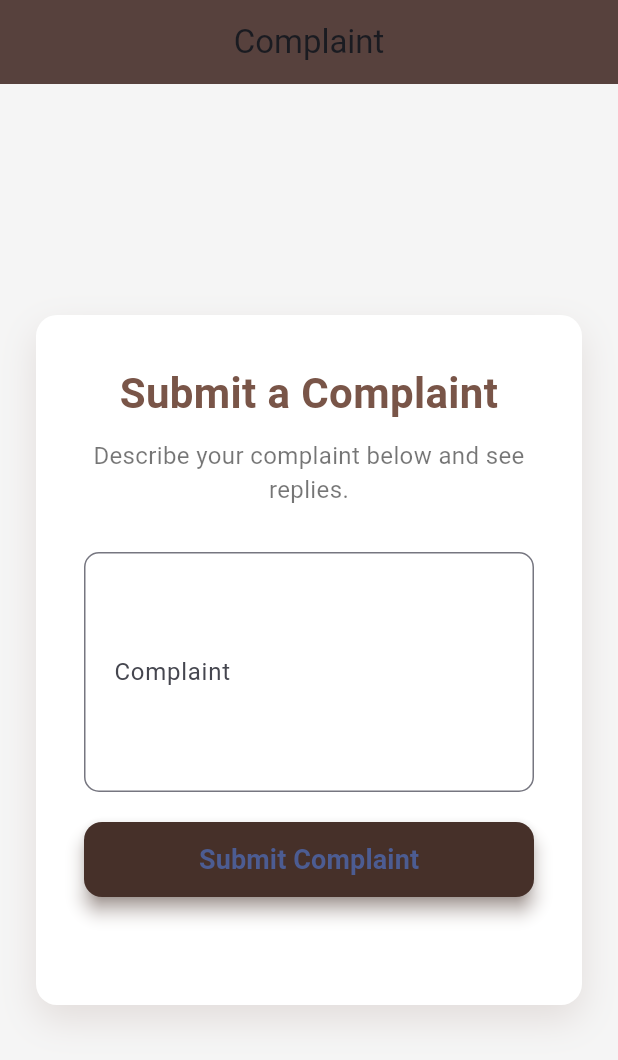
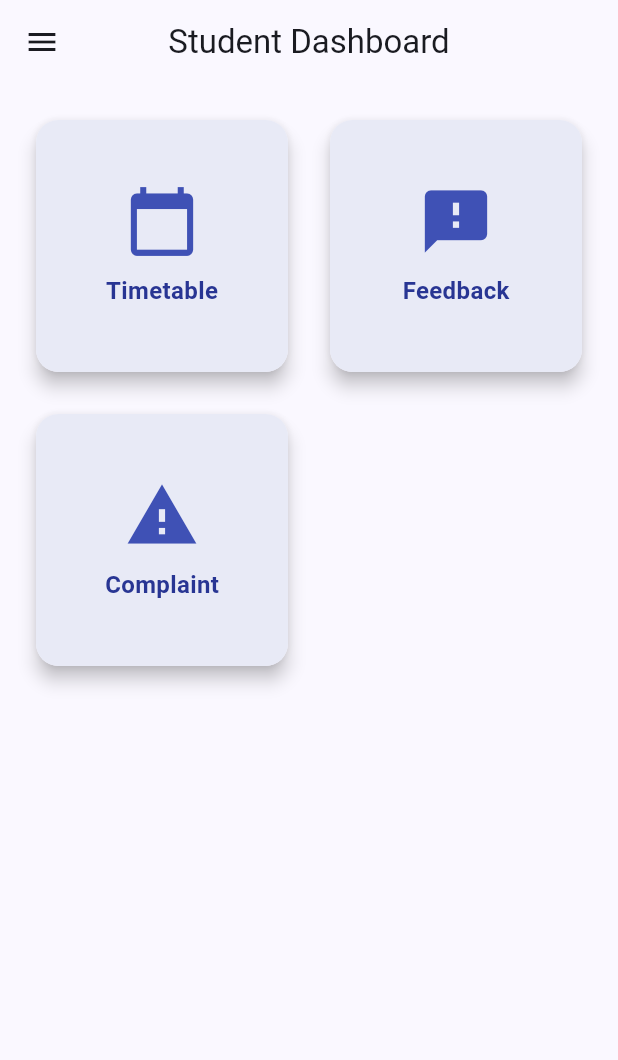
Before and after one commit to mobilesilent/flutter, a Flutter app: the screen it shows after launch, on a phone screen of 412 x 824 dp. Shown: the top 1060 px of the screen. Run offline on Flutter 3.47's test engine with Material 3 defaults, Android fonts, the phone set to English and light mode, and no system bars.

Commit message:
first commit

```diff
--- a/lib/complaint.dart
+++ b/lib/complaint.dart
@@ -52,8 +52,8 @@ class _ComplaintState extends State<Complaint> {
     return Scaffold(
       backgroundColor: Colors.grey[100],
       appBar: AppBar(
-        backgroundColor: const Color.fromARGB(255, 88, 62, 53),
-        title: const Text('Complaint'),
+        backgroundColor: Colors.indigo,
+        title: const Text('Complaint',style: TextStyle(color: Colors.white),),
         centerTitle: true,
         elevation: 4,
       ),
@@ -82,7 +82,7 @@ class _ComplaintState extends State<Complaint> {
                   style: TextStyle(
                     fontSize: 28,
                     fontWeight: FontWeight.bold,
-                    color: Colors.brown,
+                    color: Colors.indigo,
                   ),
                   textAlign: TextAlign.center,
                 ),
@@ -121,17 +121,17 @@ class _ComplaintState extends State<Complaint> {
                   child: ElevatedButton(
                     onPressed: _submitComplaint,
                     style: ElevatedButton.styleFrom(
-                      backgroundColor: const Color.fromARGB(255, 70, 48, 41),
+                      backgroundColor: Colors.indigo,
                       shape: RoundedRectangleBorder(
                         borderRadius: BorderRadius.circular(12),
                       ),
                       elevation: 5,
-                      shadowColor: Colors.brown,
+
                     ),
                     child: const Text(
                       'Submit Complaint',
                       style:
-                          TextStyle(fontSize: 18, fontWeight: FontWeight.w600),
+                          TextStyle(fontSize: 18, fontWeight: FontWeight.w600,color:Colors.white),
                     ),
                   ),
                 ),
@@ -144,7 +144,7 @@ class _ComplaintState extends State<Complaint> {
                     style: TextStyle(
                       fontSize: 24,
                       fontWeight: FontWeight.bold,
-                      color: Colors.brown,
+                      color: Colors.indigo,
                     ),
                   ),
                   const SizedBox(height: 20),
@@ -168,7 +168,7 @@ class _ComplaintState extends State<Complaint> {
                               'Complaint:',
                               style: TextStyle(
                                   fontWeight: FontWeight.bold,
-                                  color: Colors.brown[700]),
+                                  color: Colors.indigo),
                             ),
                             const SizedBox(height: 6),
                             Text(
@@ -180,7 +180,7 @@ class _ComplaintState extends State<Complaint> {
                               'Reply:',
                               style: TextStyle(
                                   fontWeight: FontWeight.bold,
-                                  color: Colors.brown[700]),
+                                  color: Colors.indigo),
                             ),
                             const SizedBox(height: 6),
                             complaintItem.reply == null
--- a/lib/feedback.dart
+++ b/lib/feedback.dart
@@ -9,8 +9,8 @@ class Feedbackk extends StatelessWidget {
 
     return Scaffold(
       appBar: AppBar(
-        backgroundColor: Colors.brown,
-        title: Text('Feedback'),
+        backgroundColor: Colors.indigo,
+        title: Text('Feedback',style: TextStyle(color: Colors.white),),
         centerTitle: true,
       ),
       body: SingleChildScrollView( // In case content overflows
--- /dev/null
+++ b/lib/home.dart
@@ -0,0 +1,86 @@
+import 'package:automaticmb/complaint.dart';
+import 'package:automaticmb/feedback.dart';
+import 'package:automaticmb/loginscreen.dart';
+import 'package:automaticmb/timetable.dart';
+import 'package:flutter/material.dart';
+
+
+
+class HomePage extends StatelessWidget {
+  final List<_HomeItem> items = [
+    _HomeItem(title: 'Timetable', icon: Icons.calendar_today, page: TimetableScreen()),
+    _HomeItem(title: 'Feedback', icon: Icons.feedback, page: Feedbackk()),
+    _HomeItem(title: 'Complaint', icon: Icons.report_problem, page: Complaint()),
+  ];
+
+  @override
+  Widget build(BuildContext context) {
+    return Scaffold(
+      appBar: AppBar(
+        title: Text('Student Dashboard'),
+        centerTitle: true,
+      ),
+      drawer: Drawer(
+        child: Column(children: [
+          UserAccountsDrawerHeader(accountName: Text('Fathima Hiba K V'), accountEmail: Text('B08137')),
+          ListTile(title: Text('Logout'),
+          leading: Icon(Icons.logout),
+          onTap: () {
+            Navigator.pushAndRemoveUntil(context, MaterialPageRoute(builder: (context) => Loginscreen(),), (route)=>false);
+          },)
+        ],),
+      ),
+      body: Padding(
+        padding: const EdgeInsets.all(20.0),
+        child: GridView.count(
+          crossAxisCount: MediaQuery.of(context).size.width > 600 ? 3 : 2,
+          mainAxisSpacing: 20,
+          crossAxisSpacing: 20,
+          children: items.map((item) {
+            return GestureDetector(
+              onTap: () {
+                Navigator.push(
+                    context, MaterialPageRoute(builder: (_) => item.page));
+              },
+              child: Card(
+                elevation: 5,
+                shape: RoundedRectangleBorder(borderRadius: BorderRadius.circular(15)),
+                child: Container(
+                  decoration: BoxDecoration(
+                    borderRadius: BorderRadius.circular(15),
+                    color: Colors.indigo.shade50,
+                  ),
+                  child: Column(
+                    mainAxisAlignment: MainAxisAlignment.center,
+                    children: [
+                      Icon(item.icon, size: 50, color: Colors.indigo),
+                      SizedBox(height: 10),
+                      Text(
+                        item.title,
+                        style: TextStyle(
+                          fontSize: 16,
+                          fontWeight: FontWeight.w600,
+                          color: Colors.indigo.shade800,
+                        ),
+                      ),
+                    ],
+                  ),
+                ),
+              ),
+            );
+          }).toList(),
+        ),
+      ),
+    );
+  }
+}
+
+class _HomeItem {
+  final String title;
+  final IconData icon;
+  final Widget page;
+
+  _HomeItem({required this.title, required this.icon, required this.page});
+}
+
+// Placeholder Timetable Page
--- a/lib/main.dart
+++ b/lib/main.dart
@@ -1,7 +1,9 @@
 import 'package:automaticmb/complaint.dart';
 import 'package:automaticmb/feedback.dart';
+import 'package:automaticmb/home.dart';
 import 'package:automaticmb/loginscreen.dart';
 import 'package:automaticmb/register.dart';
+import 'package:automaticmb/timetable.dart';
 import 'package:flutter/material.dart';
 
 void main() {
@@ -34,7 +36,8 @@ class MyApp extends StatelessWidget {
         // tested with just a hot reload.
         colorScheme: ColorScheme.fromSeed(seedColor: const Color.fromARGB(255, 234, 232, 238)),
       ),
-      home: Complaint(),
+      home: HomePage(),
+      debugShowCheckedModeBanner: false,
     );
   }
 }
```
Also changed, not shown: lib/loginscreen.dart (+5 -5 lines), lib/register.dart (+7 -7 lines), lib/timetable.dart (added, +147 -0 lines).
